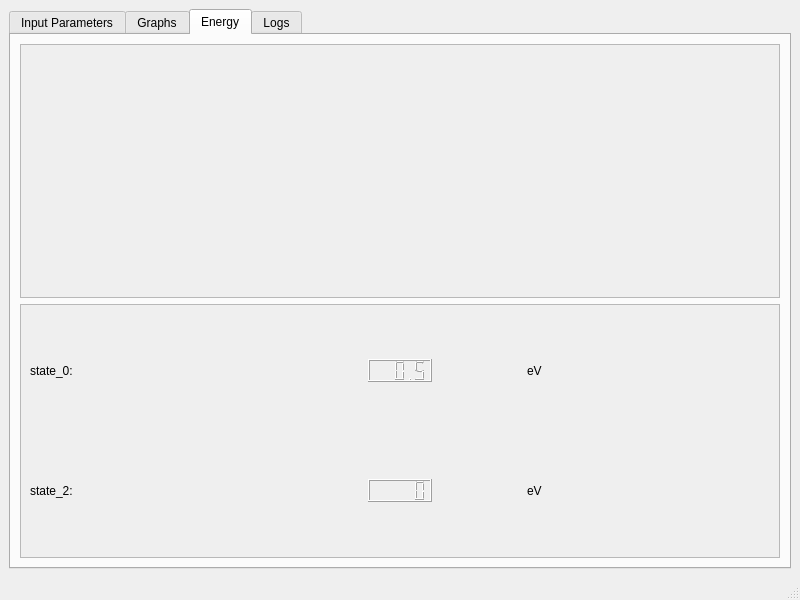
This is ui/form.ui in Tiernan8r/Variational_Principle_GUI as Qt 5 draws it before an edit. The edited form follows.
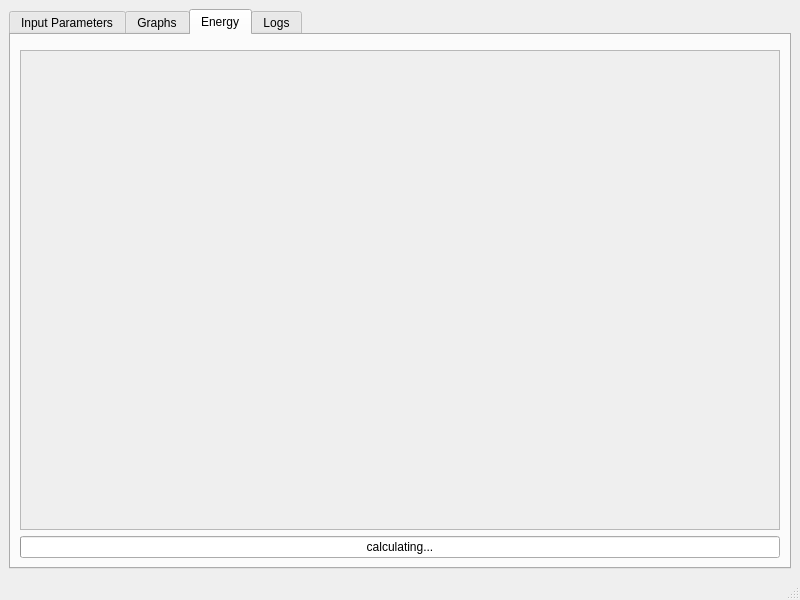
This is the edited form. The open tabs and pages were chosen to show the change.

Commit message: Implemented energy tab

```diff
--- a/ui/form.ui
+++ b/ui/form.ui
@@ -495,67 +495,23 @@
              <x>0</x>
              <y>0</y>
              <width>764</width>
-             <height>237</height>
+             <height>436</height>
             </rect>
            </property>
-           <layout class="QGridLayout" name="gridLayout_8">
-            <item row="1" column="2">
-             <widget class="QLabel" name="label_19">
-              <property name="text">
-               <string>eV</string>
-              </property>
-             </widget>
-            </item>
-            <item row="0" column="2">
-             <widget class="QLabel" name="label_17">
-              <property name="text">
-               <string>eV</string>
-              </property>
-             </widget>
-            </item>
-            <item row="1" column="0">
-             <widget class="QLabel" name="label_18">
-              <property name="text">
-               <string>state_2:</string>
-              </property>
-             </widget>
-            </item>
-            <item row="0" column="0">
-             <widget class="QLabel" name="label_16">
-              <property name="text">
-               <string>state_0:</string>
-              </property>
-             </widget>
-            </item>
-            <item row="0" column="1" alignment="Qt::AlignHCenter|Qt::AlignVCenter">
-             <widget class="QLCDNumber" name="lcdNumber">
-              <property name="value" stdset="0">
-               <double>0.500000000000000</double>
-              </property>
-             </widget>
-            </item>
-            <item row="1" column="1" alignment="Qt::AlignHCenter|Qt::AlignVCenter">
-             <widget class="QLCDNumber" name="lcdNumber_2"/>
-            </item>
-           </layout>
           </widget>
          </widget>
         </item>
         <item row="0" column="0">
-         <widget class="QScrollArea" name="scrollArea_2">
-          <property name="widgetResizable">
-           <bool>true</bool>
+         <widget class="QWidget" name="energyGraphWidget" native="true"/>
+        </item>
+        <item row="2" column="0">
+         <widget class="QProgressBar" name="energyCalculationProgressBar">
+          <property name="value">
+           <number>0</number>
           </property>
-          <widget class="QWidget" name="scrollAreaWidgetContents_3">
-           <property name="geometry">
-            <rect>
-             <x>0</x>
-             <y>0</y>
-             <width>764</width>
-             <height>237</height>
-            </rect>
-           </property>
-          </widget>
+          <property name="format">
+           <string>calculating...</string>
+          </property>
          </widget>
         </item>
        </layout>
```
Left out of the diff: 44 changed lines with no effect on the pictures. The commit also changes 14 other files.
